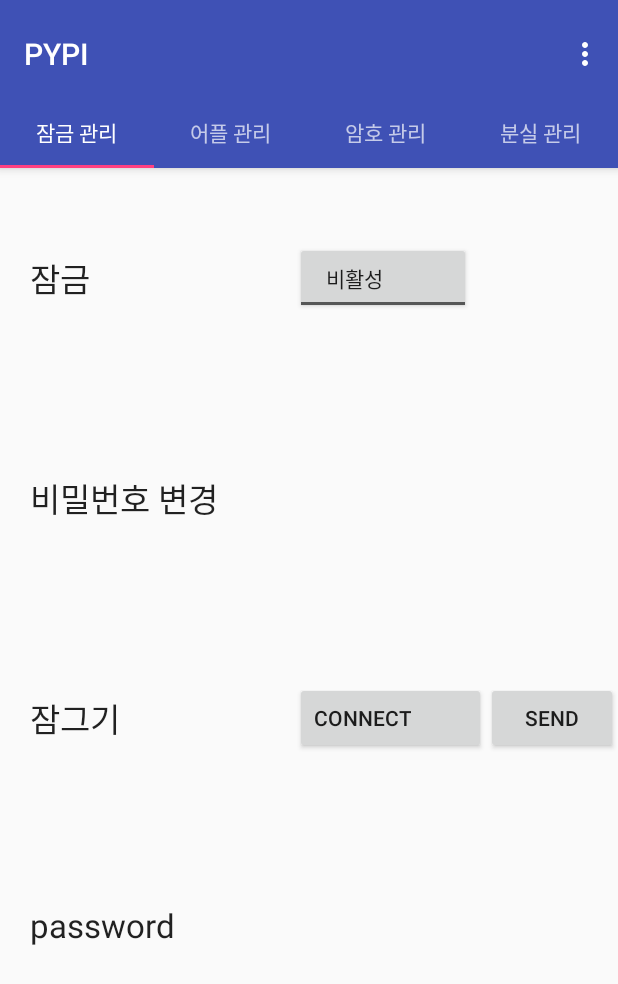
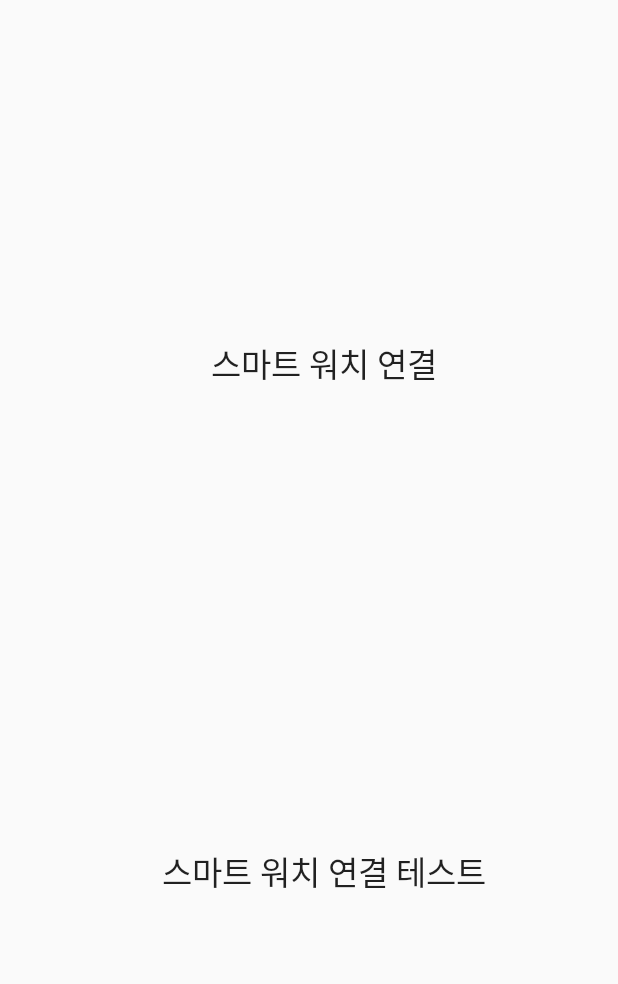
Before and after one commit to Kimjii/ProtectYourPersonalInformation, an Android app: the LockManageFragment screen opened directly, with no data from a screen before it, in the options menu, after a tap on "Settings", on a phone screen of 412 x 824 dp. Shown: the top 984 px of the screen. Run offline under Robolectric (Android 15) with nearby library versions, the phone set to English and light mode, and no system bars; 1 statement that could not run was skipped.

```diff
--- a/app/src/main/AndroidManifest.xml
+++ b/app/src/main/AndroidManifest.xml
@@ -9,6 +9,7 @@
     <uses-permission android:name="android.permission.RECEIVE_BOOT_COMPLETED" />
     <uses-permission android:name="android.permission.CAMERA" />
     <uses-permission android:name="android.permission.WRITE_EXTERNAL_STORAGE" />
+    <uses-permission android:name="android.permission.ACCESS_BACKGROUND_SERVICE" />
 
     <!-- 통신 관련 -->
     <uses-permission android:name="android.permission.BLUETOOTH" />
@@ -62,6 +63,11 @@
                 <action android:name = "android.intent.action.MAIN" />
                 <category android:name = "android.intent.category.LAUNCHER" />
             </intent-filter>
+        </activity>
+
+        <activity android:name=".SettingsActivity"
+            android:label = "환경설정 화면"
+            android:theme = "@style/AppTheme.NoActionBar">
         </activity>
 
         <activity
--- a/app/src/main/java/com/example/lgx/pypi/AdminReceiver.java
+++ b/app/src/main/java/com/example/lgx/pypi/AdminReceiver.java
@@ -126,6 +126,5 @@ public class AdminReceiver extends  DeviceAdminReceiver{
 
             initializeActivationToggleButton. setChecked(isChecked);
         }
-        //
     }
 }
--- a/app/src/main/java/com/example/lgx/pypi/CommunicationManager.java
+++ b/app/src/main/java/com/example/lgx/pypi/CommunicationManager.java
@@ -14,8 +14,18 @@ import android.widget.Toast;
  */
 public class CommunicationManager {
 
+    private static CommunicationManager cm = null;
     private boolean mIsBound = false;
     private CommunicationService communicationService = null;
+
+    private CommunicationManager(){}
+
+    public static CommunicationManager getInstance(){
+        if ( cm == null )
+            cm = new CommunicationManager();
+        return cm;
+    }
+
 
     public void bindService( Activity activity ){
         mIsBound = activity.bindService( new Intent(activity, CommunicationService.class), mConnection, Context.BIND_AUTO_CREATE );
--- a/app/src/main/java/com/example/lgx/pypi/LockActivity.java
+++ b/app/src/main/java/com/example/lgx/pypi/LockActivity.java
@@ -149,7 +149,8 @@ public class LockActivity extends AppCompatActivity
     @Override
     public void onBackPressed() {}
 
-    // 홈 버튼 이벤트
+    // 홈 버튼 이벤트 -> 주석 해제할 경우 비밀번호 틀리면 잠금화면이 반복해서 뜨게 됨 !!! 홈버튼을 제어할 다른 방법 찾기
+    /*
     @Override
     protected void onUserLeaveHint() {
         super.onUserLeaveHint();
@@ -157,6 +158,6 @@ public class LockActivity extends AppCompatActivity
         Intent intent = new Intent( this, LockActivity.class);
         startActivity(intent);
         finish();
-    }
+    }*/
 
 }
--- a/app/src/main/java/com/example/lgx/pypi/LockManageFragment.java
+++ b/app/src/main/java/com/example/lgx/pypi/LockManageFragment.java
@@ -22,9 +22,9 @@ import java.io.InputStreamReader;
 public class LockManageFragment extends Fragment
 {
     //test
-    CommunicationManager communicationManager = new CommunicationManager();
+    CommunicationManager communicationManager = CommunicationManager.getInstance();
+
     Button sendButton;
-    Button connectButton;
     //test
 
     static final String PASSWORD_FILE = "password.txt";
@@ -39,15 +39,9 @@ public class LockManageFragment extends Fragment
     {
         View view = inflater.inflate( R.layout.fragment_lockmanage, null );
 
-        //test
+        // communication related
         communicationManager.bindService( getActivity() );
-        connectButton = (Button) view.findViewById(R.id.connectButton);
-        connectButton.setOnClickListener(new View.OnClickListener() {
-            @Override
-            public void onClick(View v) {
-                communicationManager.connect();
-            }
-        });
+        communicationManager.connect();
 
         sendButton = (Button) view.findViewById(R.id.sendButton);
         sendButton.setOnClickListener(new View.OnClickListener() {
@@ -57,7 +51,7 @@ public class LockManageFragment extends Fragment
                 communicationManager.send("LockManageFragment", getActivity().getApplicationContext() );
             }
         });
-        //test
+        // communication related
 
         final Button changePasswdBtn = (Button) view.findViewById(R.id.changePasswdButton) ;
         changePasswdBtn.setOnClickListener(new Button.OnClickListener() {
@@ -79,10 +73,12 @@ public class LockManageFragment extends Fragment
             @Override
             public void onCheckedChanged(CompoundButton buttonView, boolean isChecked) {
                 if( isChecked ){
+                    communicationManager.send("1-1-1", getActivity().getApplicationContext() );
                     Intent intent = new Intent( getActivity(), ScreenService.class);
                     getActivity().startService(intent);
                 }
                 else {
+                    communicationManager.send("1-1-2", getActivity().getApplicationContext() );
                     Intent intent = new Intent( getActivity(), ScreenService.class);
                     getActivity().stopService(intent);
                 }
--- a/app/src/main/java/com/example/lgx/pypi/MainActivity.java
+++ b/app/src/main/java/com/example/lgx/pypi/MainActivity.java
@@ -73,6 +73,8 @@ public class MainActivity extends AppCompatActivity
         //noinspection SimplifiableIfStatement
         if ( id == R.id.action_settings )
         {
+            Intent settingsIntent = new Intent( this, SettingsActivity.class );
+            startActivity( settingsIntent );
             return true;
         }
 
--- /dev/null
+++ b/app/src/main/java/com/example/lgx/pypi/SettingsActivity.java
@@ -0,0 +1,42 @@
+package com.example.lgx.pypi;
+
+import android.os.Bundle;
+import android.support.v7.app.AppCompatActivity;
+import android.view.View;
+import android.widget.Button;
+import android.widget.Toast;
+
+/**
+ * Created by Jiwon on 2016-12-02.
+ */
+public class SettingsActivity extends AppCompatActivity {
+
+    CommunicationManager communicationManager = CommunicationManager.getInstance();
+    Button connectButton;
+    Button testButton;
+
+    @Override
+    protected void onCreate(Bundle savedInstanceState) {
+        super.onCreate(savedInstanceState);
+        setContentView(R.layout.activity_settings);
+
+        communicationManager.bindService( this );
+        communicationManager.connect();
+
+        connectButton = (Button)findViewById(R.id.connectButton);
+        connectButton.setOnClickListener(new View.OnClickListener() {
+            @Override
+            public void onClick(View v) {
+                communicationManager.connect();
+            }
+        });
+
+        testButton = (Button)findViewById(R.id.testButton);
+        testButton.setOnClickListener(new View.OnClickListener() {
+            @Override
+            public void onClick(View v) {
+                communicationManager.send("test", getApplicationContext() );
+            }
+        });
+    }
+}
--- a/app/src/main/java/com/example/lgx/pypi/TakePictureActivity.java
+++ b/app/src/main/java/com/example/lgx/pypi/TakePictureActivity.java
@@ -34,8 +34,10 @@ import java.util.TimerTask;
  * Created by Jiwon on 2016-11-01.
  */
 public class TakePictureActivity extends AppCompatActivity {
-    public static final int SEND_INFORMATION = 0;
-    public static final int SEND_STOP = 1;
+    //public static final int SEND_INFORMATION = 0;
+    //public static final int SEND_STOP = 1;
+
+    CommunicationManager communicationManager = CommunicationManager.getInstance();
 
     private Camera camera;
     Button button;
@@ -48,6 +50,10 @@ public class TakePictureActivity extends AppCompatActivity {
     protected void onCreate(@Nullable Bundle savedInstanceState) {
         super.onCreate(savedInstanceState);
         setContentView(R.layout.activity_takepicture);
+
+        // communication related
+        communicationManager.bindService( this );
+        communicationManager.connect();
 
         // 전체 화면 지정( 화면 상부의 아이콘이나 시계 X )
         getWindow().addFlags(WindowManager.LayoutParams.FLAG_FULLSCREEN);
@@ -177,6 +183,9 @@ public class TakePictureActivity extends AppCompatActivity {
             out.write(data);
             out.close();
 
+            // 촬영된 사진 gearS2로 전송
+            sendToGearS2(data);
+
             // 갤러리에 저장된 이미지를 띄우기 위한 부분 <<<<<<<<<<<<<<<<<<<<<<<<<<안됨>>>>>>>>>>>>>>>>>>>>>>>>>>>>>>>>
             MediaScanner scanner = MediaScanner.newInstance(TakePictureActivity.this);
             scanner.mediaScanning( Environment.getExternalStorageState() +"/" + saveFolderName );
@@ -186,4 +195,8 @@ public class TakePictureActivity extends AppCompatActivity {
         }
     }
 
+    public void sendToGearS2(byte[] imgData){
+        communicationManager.send( "1-3-" + imgData.toString() ,this.getApplicationContext() );
+    }
+
 }
--- /dev/null
+++ b/app/src/main/res/layout/activity_settings.xml
@@ -0,0 +1,75 @@
+<?xml version="1.0" encoding="utf-8"?>
+<LinearLayout xmlns:android="http://schemas.android.com/apk/res/android"
+    android:layout_width="match_parent"
+    android:layout_height="match_parent"
+    android:showDividers="beginning|end"
+    android:textAlignment="center"
+    android:foregroundGravity="top">
+
+    <TableLayout
+        android:layout_width="match_parent"
+        android:layout_height="match_parent"
+        android:weightSum="1"
+        android:stretchColumns="0"
+        android:foregroundGravity="top">
+
+        <TableRow
+            android:layout_weight="0.2"
+            android:layout_width="match_parent"
+            android:layout_height="wrap_content"
+            android:foregroundGravity="top">
+        </TableRow>
+
+        <TableRow
+            android:layout_weight="0.2"
+            android:layout_width="match_parent"
+            android:layout_height="wrap_content"
+            android:showDividers="end">
+
+            <Button
+                style="?android:attr/borderlessButtonStyle"
+                android:layout_width="match_parent"
+                android:layout_height="match_parent"
+                android:textAppearance="?android:attr/textAppearanceLarge"
+                android:text="스마트 워치 연결"
+                android:gravity="center"
+                android:paddingLeft="20dp"
+                android:layout_span="2"
+                android:background="#00ff0000"
+                android:id="@+id/connectButton"/>
+
+        </TableRow>
+
+        <TableRow
+            android:layout_weight="0.2"
+            android:layout_width="match_parent"
+            android:layout_height="wrap_content"
+            android:showDividers="beginning|end">
+        </TableRow>
+
+
+        <TableRow
+            android:layout_weight="0.2"
+            android:layout_width="match_parent"
+            android:layout_height="wrap_content">
+
+            <Button
+                style="?android:attr/borderlessButtonStyle"
+                android:layout_width="match_parent"
+                android:layout_height="match_parent"
+                android:textAppearance="?android:attr/textAppearanceLarge"
+                android:text="스마트 워치 연결 테스트"
+                android:gravity="center"
+                android:paddingLeft="20dp"
+                android:layout_span="2"
+                android:background="#00ff0000"
+                android:id="@+id/testButton"/>
+        </TableRow>
+
+        <TableRow
+            android:layout_weight="0.2"
+            android:layout_width="match_parent"
+            android:layout_height="wrap_content">
+        </TableRow>
+    </TableLayout>
+</LinearLayout>
```
